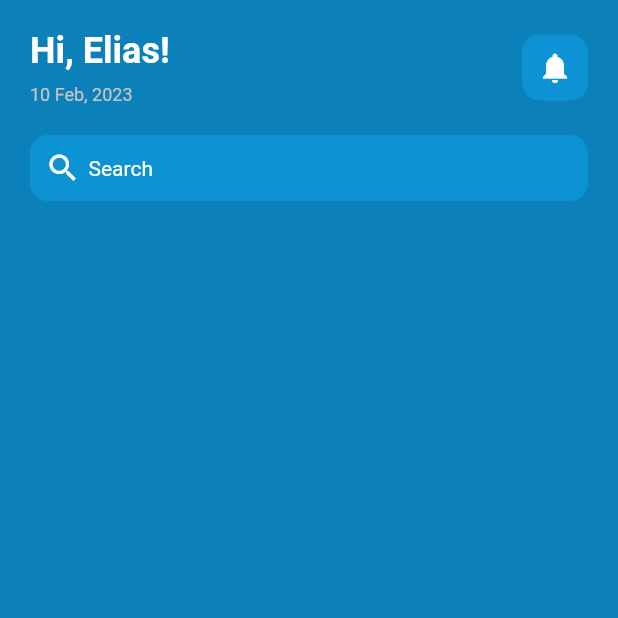
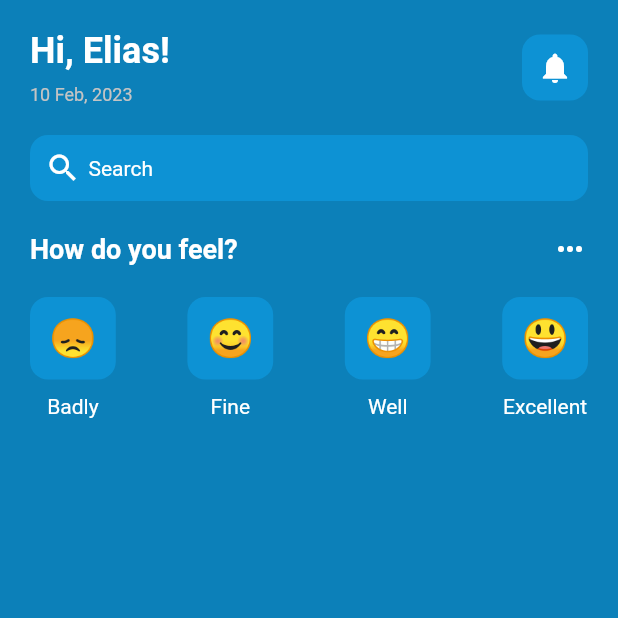
Before and after one commit to eliascreates/Mental-Health-App, a Flutter app: the screen it shows after launch, on a phone screen of 412 x 824 dp, the top half of it. Run offline on Flutter 3.47's test engine with Material 2 defaults, Android fonts, the phone set to English and light mode, and no system bars.

Commit message:
Add 4 rows for Emotions (emoji and texts)

```diff
--- /dev/null
+++ b/lib/customWidgets/emoji_with_text_widget.dart
@@ -0,0 +1,38 @@
+import 'package:flutter/material.dart';
+
+class Emoji extends StatelessWidget {
+  final String emoji;
+  final String emojiText;
+
+  const Emoji({super.key, required this.emoji, required this.emojiText});
+
+  @override
+  Widget build(BuildContext context) {
+    return Column(
+      children: [
+        Container(
+          padding: const EdgeInsets.all(13),
+          decoration: BoxDecoration(
+            color: const Color.fromARGB(255, 13, 146, 212),
+            borderRadius: BorderRadius.circular(12),
+          ),
+          child: Text(
+            emoji,
+            style: const TextStyle(
+              fontSize: 25,
+            ),
+          ),
+        ),
+        const SizedBox(
+          height: 10,
+        ),
+        Text(
+          emojiText,
+          style: const TextStyle(
+            fontSize: 14,
+          ),
+        ),
+      ],
+    );
+  }
+}
--- a/lib/main.dart
+++ b/lib/main.dart
@@ -18,7 +18,7 @@ class MyApp extends StatelessWidget {
         iconTheme: const IconThemeData(color: Colors.white),
         textTheme: Theme.of(context).textTheme.apply(bodyColor: Colors.white),
       ),
-      home: const HomePage(),
+      home: HomePage(),
     );
   }
 }
--- a/lib/pages/home_page.dart
+++ b/lib/pages/home_page.dart
@@ -1,8 +1,18 @@
 import 'package:flutter/material.dart';
+
+//Custom Widgets
 import '../customWidgets/search_bar.dart';
+import '../customWidgets/emoji_with_text_widget.dart';
 
 class HomePage extends StatelessWidget {
-  const HomePage({super.key});
+  HomePage({super.key});
+
+  final Map<String, String> emotions = {
+    'Badly': '😞',
+    'Fine': '😊',
+    'Well': '😁',
+    'Excellent': '😃',
+  };
 
   @override
   Widget build(BuildContext context) {
@@ -55,6 +65,35 @@ class HomePage extends StatelessWidget {
               ),
               //Search Bar
               const SearchBar(),
+              const SizedBox(
+                height: 20,
+              ),
+              Row(
+                mainAxisAlignment: MainAxisAlignment.spaceBetween,
+                children: const [
+                  Text(
+                    'How do you feel?',
+                    style: TextStyle(
+                      fontSize: 18,
+                      fontWeight: FontWeight.bold,
+                    ),
+                  ),
+                  Icon(Icons.more_horiz),
+                ],
+              ),
+              const SizedBox(
+                height: 20,
+              ),
+              Row(
+                mainAxisAlignment: MainAxisAlignment.spaceBetween,
+                children: [
+                  for (var text in emotions.keys)
+                    Emoji(
+                      emoji: emotions[text] ?? '😪',
+                      emojiText: text,
+                    ),
+                ],
+              ),
             ],
           ),
         ),
```
